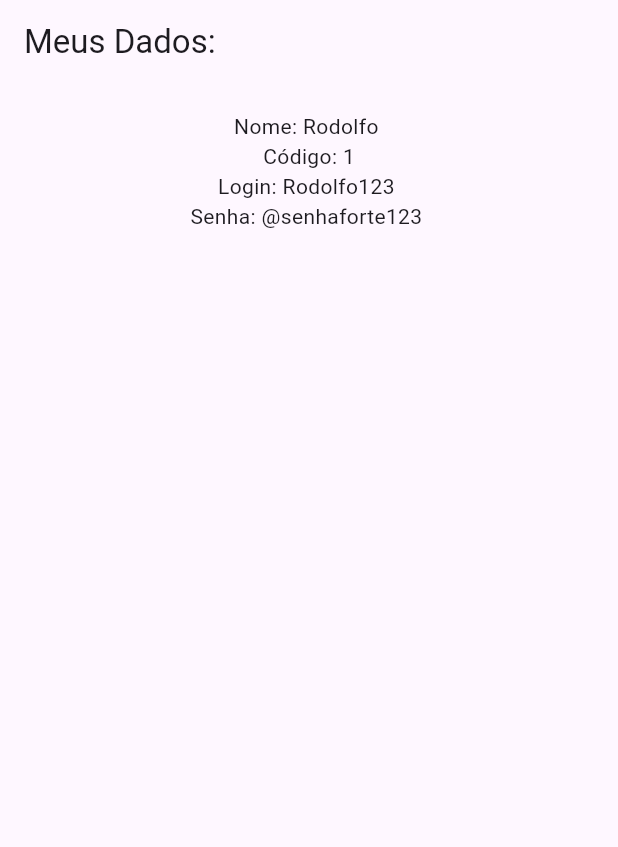
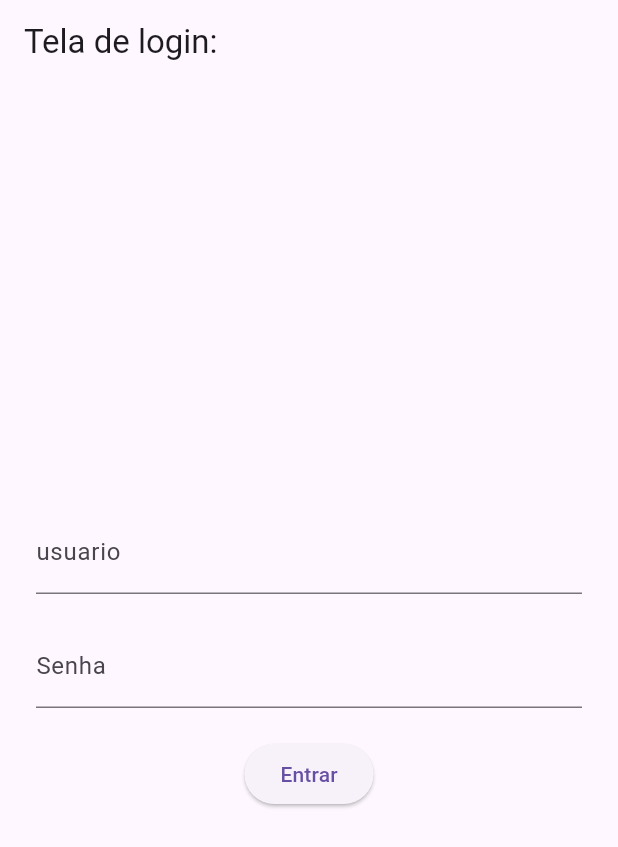
Before and after one commit to Graziely-Santos/mimpedir, a Flutter app: the screen it shows after launch, on a phone screen of 412 x 824 dp. Shown: the top 847 px of the screen. Run offline on Flutter 3.47's test engine with Material 3 defaults, Android fonts, the phone set to English and light mode, and no system bars; our stand-ins replace sqflite; accounts and stored records are empty.

Commit message:
criando classe tela de login e aplicando a conexao com banco de dados sqlite

```diff
--- /dev/null
+++ b/lib/banco/usuario_dao.dart
@@ -0,0 +1,17 @@
+import 'package:sqflite/sqflite.dart';
+import 'database_helper.dart';
+import '../usuario.dart';
+
+class UsuarioDAO{
+  static Future<bool > autenticar (String login, String senha) async{
+    final db = await DatabaseHelper.getDataBase();
+
+    final resultado = await db.query(
+      'tb_usuario',
+      where: 'nm_login = ? and ds_senha = ? ',
+      whereArgs: [login, senha]
+    );
+
+    return resultado.isEmpty;
+  }
+}
--- a/lib/main.dart
+++ b/lib/main.dart
@@ -1,4 +1,5 @@
 import 'package:flutter/material.dart';
+import 'package:mimpedir/tela_login.dart';
 import 'usuario.dart';
 
 void main() {
@@ -11,31 +12,9 @@ class MyApp extends StatelessWidget {
   @override
   Widget build(BuildContext context) {
 
-    Usuario u = Usuario(
-      codigo: 1,
-      login:"Rodolfo123",
-        nome:"Rodolfo",
-      senha:"@senhaforte123"
-    );
-
     return MaterialApp(
-      home: Scaffold(
-        appBar: AppBar(
-            title: const Text ("Meus Dados: ")
-        ),
-        body: Center(
-          child: Padding(padding: const EdgeInsets.all(18.0),
-            child: Column(
-              children: [
-                Text("Nome: ${u.nome} "),
-                Text("Código: ${u.codigo}"),
-                Text("Login: ${u.login} "),
-                Text("Senha: ${u.senha} ")
-              ],
-            ),
-          ),
-        ),
-      ),
+      debugShowCheckedModeBanner: false,
+      home: TelaLogin(),
     );
   }
 }
--- /dev/null
+++ b/lib/tela_login.dart
@@ -0,0 +1,67 @@
+import 'package:flutter/material.dart';
+import 'package:mimpedir/tela_home.dart';
+import 'package:mimpedir/usuario.dart';
+import 'banco/usuario_dao.dart';
+
+class TelaLogin extends StatelessWidget{
+  TelaLogin({super.key});
+
+ /* Usuario u = Usuario(
+    nome:'admin',
+    login: 'admin',
+    senha: '1234'
+  );*/
+
+  final TextEditingController usuarioController = TextEditingController();
+  final TextEditingController senhaController = TextEditingController();
+
+  @override
+  Widget build(BuildContext context) {
+    return Scaffold(
+      appBar: AppBar(title: const Text('Tela de login: ')),
+      body: Padding(padding: const EdgeInsets.all(24.0),
+        child: Column(
+          mainAxisAlignment: MainAxisAlignment.center,
+          children: [
+            TextField(
+              decoration: const InputDecoration(labelText: 'usuario'),
+              controller: usuarioController,
+            ),
+            const SizedBox(height: 20),
+            TextField(
+              decoration: const InputDecoration(labelText: 'Senha'),
+              controller: senhaController,
+            ),
+            const SizedBox(height: 20),
+            ElevatedButton(onPressed: () async {
+
+          /*if(u.login == usuarioController.text && u.senha == senhaController.text){
+            //print('deu certo vai abrir outra pagina');
+            Navigator.push(context,
+                 MaterialPageRoute(builder: (context) => TelaHome())
+            );
+          {else{
+             print('deu errado nao vai abrir outra pagina');
+          }*/
+
+          final  sucesso = await UsuarioDAO.autenticar(usuarioController.text, senhaController.text);
+
+          if(sucesso) {
+            Navigator.push(context,
+                MaterialPageRoute(builder: (context) =>  TelaHome())
+            );
+          }else{
+            ScaffoldMessenger.of(context).showSnackBar(
+              const SnackBar(content: Text('Login invalido!'))
+            );
+          }
+
+            }, child: const Text('Entrar')),
+
+
+          ],
+        )
+      ),
+    );
+  }
+}
--- a/pubspec.yaml
+++ b/pubspec.yaml
@@ -30,6 +30,9 @@ environment:
 dependencies:
   flutter:
     sdk: flutter
+  sqflite: ^2.3.0
+  path: ^1.8.3
+  path_provider: ^2.1.2
 
   # The following adds the Cupertino Icons font to your application.
   # Use with the CupertinoIcons class for iOS style icons.
```
Also changed, not shown: lib/banco/database_helper.dart (added, +27 -0 lines), lib/tela_home.dart (added, +16 -0 lines), lib/restaurante.dart (added), lib/tipo.dart (added), pubspec.lock.
